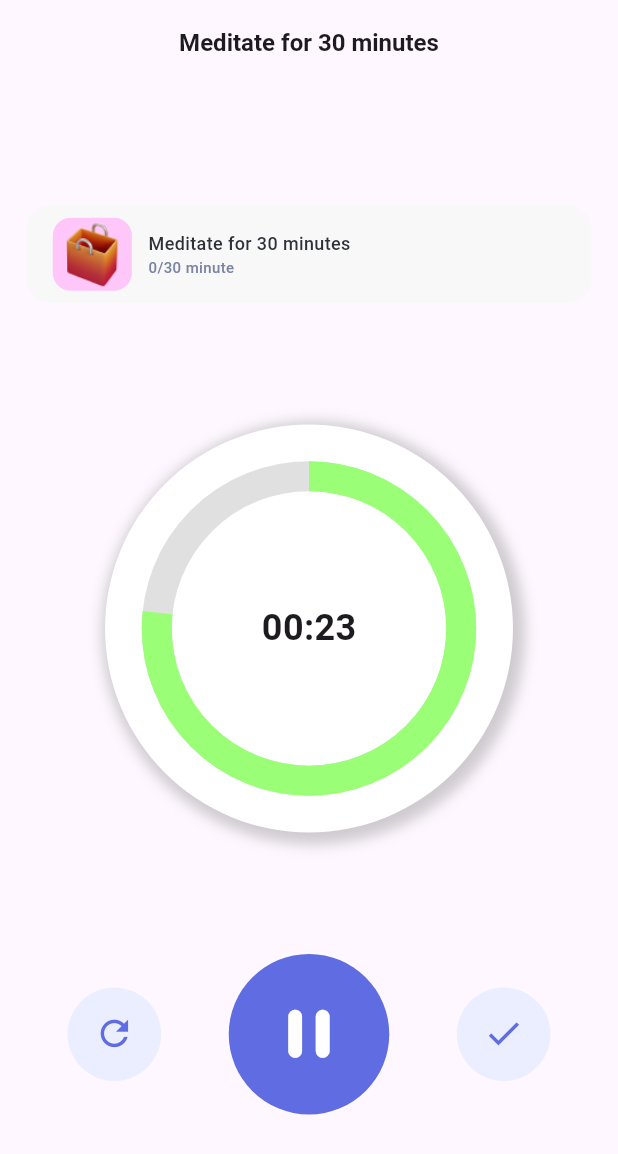
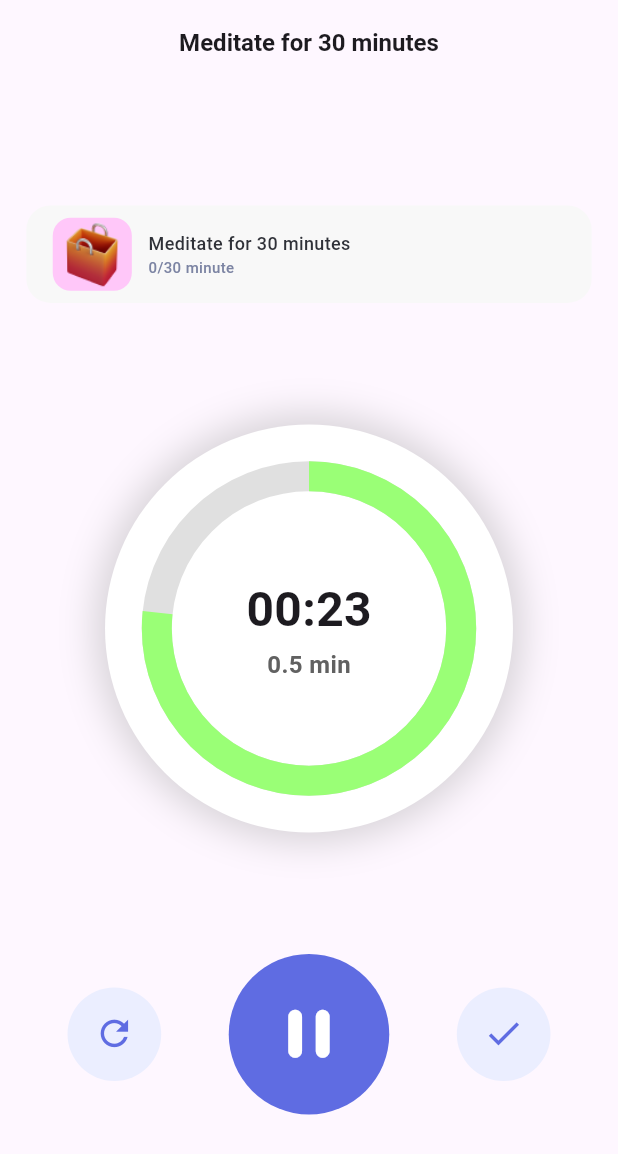
Before and after one commit to cshazem1/habit_tracking, a Flutter app: the screen it shows after launch, on a phone screen of 412 x 824 dp. Shown: the top 1154 px of the screen. Run offline on Flutter 3.47's test engine with Material 3 defaults, Android fonts, the phone set to English and light mode, and no system bars; our stand-ins replace audioplayers, bloc, flutter_bloc, flutter_screenutil; Roboto replaces fonts that are missing (Montserrat); project files that could hold a hidden picture were left out.

Commit message:
done timer screen

```diff
--- a/lib/features/timer/presentation/manager/timer_cubit/timer_cubit.dart
+++ b/lib/features/timer/presentation/manager/timer_cubit/timer_cubit.dart
@@ -1,5 +1,6 @@
 import 'dart:async';
 
+import 'package:audioplayers/audioplayers.dart';
 import 'package:bloc/bloc.dart';
 import 'package:meta/meta.dart';
 
@@ -12,20 +13,31 @@ class TimerCubit extends Cubit<TimerState> {
   double? progress ;
   Timer? timer;
   bool isPlay=true;
+  final player = AudioPlayer();
+
   void startTimer() {
 
-    timer = Timer.periodic(const Duration(seconds: 1), (timer) {
-
-        if (remainingTime! > 0) {
+    timer = Timer.periodic(const Duration(seconds: 1), (timer)  {
+      if (remainingTime! > 0) {
           remainingTime=remainingTime!-1;
           progress = remainingTime! / maxTime!;
+
+          if(remainingTime!>maxTime!/4){
+            player.play(AssetSource('music/videoplayback2.mp3'));
+
+          }
+          else {
+            player.play(AssetSource('music/videoplaybac.mp3'));
+          }
+
+
           emit(TimerSuccess(text: getFormattedTime()));
         } else {
           timer.cancel();
           isPlay=false;
           emit(TimerSuccess(text: getFormattedTime()));
         }
-      });
+    });
 
   }
 
@@ -33,6 +45,7 @@ class TimerCubit extends Cubit<TimerState> {
     pauseTimer();
     remainingTime = maxTime;
     progress = 1;
+    isPlay=true;
     startTimer();
     emit(TimerSuccess(text: getFormattedTime()));
   }
--- a/lib/features/timer/presentation/widgets/custom_button_action.dart
+++ b/lib/features/timer/presentation/widgets/custom_button_action.dart
@@ -1,3 +1,4 @@
+import 'package:audioplayers/audioplayers.dart';
 import 'package:flutter/material.dart';
 import 'package:flutter_bloc/flutter_bloc.dart';
 import 'package:flutter_screenutil/flutter_screenutil.dart';
@@ -46,6 +47,9 @@ class CustomButtonAction extends StatelessWidget {
           },
         ),
         CustomCircleButton(
+          onTap: () {
+
+          },
           icon: Icon(
             Icons.check,
             size: 25.w,
--- a/lib/features/timer/presentation/widgets/timer_widget.dart
+++ b/lib/features/timer/presentation/widgets/timer_widget.dart
@@ -2,6 +2,7 @@ import 'package:flutter/material.dart';
 import 'package:flutter_bloc/flutter_bloc.dart';
 import 'package:flutter_screenutil/flutter_screenutil.dart';
 
+import '../../../../core/utlis/styles.dart';
 import '../manager/timer_cubit/timer_cubit.dart';
 
 class TimerWidget extends StatelessWidget {
@@ -12,22 +13,7 @@ class TimerWidget extends StatelessWidget {
     return Stack(
       alignment: Alignment.center,
       children: [
-        Container(
-          width: 268.w,
-          height: 268.h,
-          decoration: BoxDecoration(
-            shape: BoxShape.circle,
-            color: Colors.white,
-            boxShadow: [
-              BoxShadow(
-                color: Colors.grey.withOpacity(0.5), // لون الظل مع التعتيم
-                spreadRadius: 5, // مدى انتشار الظل
-                blurRadius: 7, // درجة التمويه للظل
-                offset: const Offset(3, 3), // إزاحة الظل (x,y)
-              ),
-            ],
-          ),
-        ),
+        const BackGroundTimer(),
         BlocBuilder<TimerCubit, TimerState>(
           builder: (context, state) {
             return SizedBox(
@@ -42,19 +28,53 @@ class TimerWidget extends StatelessWidget {
             );
           },
         ),
+        Column(
+
+          children: [
             BlocBuilder<TimerCubit, TimerState>(
               builder: (context, state) {
                 if (state is TimerSuccess) {
                   return Text(
                     state.text,
                     style:
-                const TextStyle(fontSize: 24, fontWeight: FontWeight.bold),
+                   Styles.textSemiBold32,
                   );
                 }
                 return const SizedBox();
               },
             ),
+            SizedBox(height: 2.h,),
+            Text("${(BlocProvider.of<TimerCubit>(context).maxTime!/60).toString() } min",style:
+     Styles.textSemiBold16.copyWith(color: Colors.grey[700],),),
+          ],
+        ),
       ],
     );
   }
 }
+
+class BackGroundTimer extends StatelessWidget {
+  const BackGroundTimer({
+    super.key,
+  });
+
+  @override
+  Widget build(BuildContext context) {
+    return Container(
+      width: 268.w,
+      height: 268.h,
+      decoration: BoxDecoration(
+        shape: BoxShape.circle,
+        color: Colors.white,
+        boxShadow: [
+          BoxShadow(
+            color: Colors.grey.withOpacity(0.4), // لون الظل مع التعتيم
+            spreadRadius: 7, // مدى انتشار الظل
+            blurRadius: 20, // درجة التمويه للظل
+            offset: const Offset(0, 0), // إزاحة الظل (x,y)
+          ),
+        ],
+      ),
+    );
+  }
+}
--- a/pubspec.yaml
+++ b/pubspec.yaml
@@ -97,6 +97,6 @@ flutter:
   # see https://flutter.dev/to/font-from-package
   assets:
     - assets/images/
-    - assets/
-    - assets/fonts/
+
     - assets/fonts/monsterrat/
+    - assets/music/
```
Also changed, not shown: lib/generated/assets.dart, 4 other files. Lines whose indentation alone changed are shown as unchanged.
